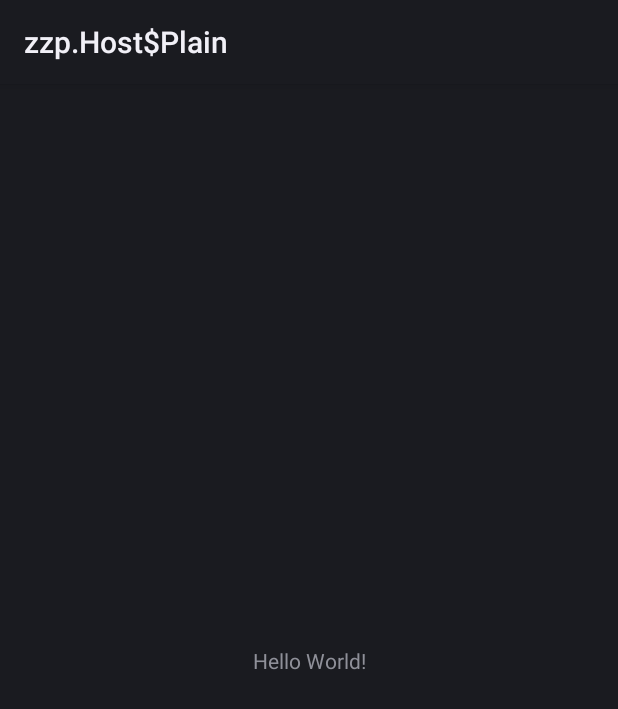
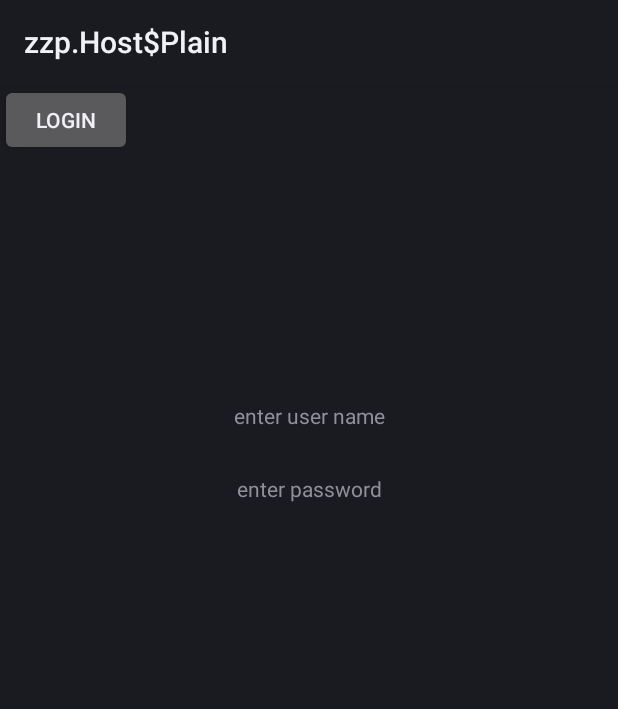
Before and after one commit to chenHam/Cuntada_App, an Android app: the layout activity_main.xml on its own in the app's theme, with its tools: preview values and no code run, on a phone screen of 412 x 824 dp. Shown: the top 709 px of the screen. Run offline under Robolectric (Android 15) with nearby library versions, the phone set to English and light mode, and no system bars.

Commit message:
initial login activity

```diff
--- a/app/src/main/java/com/example/chen/cuntada_app/app/MainActivity.java
+++ b/app/src/main/java/com/example/chen/cuntada_app/app/MainActivity.java
@@ -2,6 +2,7 @@ package com.example.chen.cuntada_app.app;
 
 import android.support.v7.app.AppCompatActivity;
 import android.os.Bundle;
+
 
 public class MainActivity extends AppCompatActivity {
 
--- a/app/src/main/res/layout/activity_main.xml
+++ b/app/src/main/res/layout/activity_main.xml
@@ -9,10 +9,31 @@
     <TextView
         android:layout_width="wrap_content"
         android:layout_height="wrap_content"
-        android:text="Hello World!"
+        android:text="enter user name"
         app:layout_constraintBottom_toBottomOf="parent"
         app:layout_constraintLeft_toLeftOf="parent"
         app:layout_constraintRight_toRightOf="parent"
-        app:layout_constraintTop_toTopOf="parent" />
+        app:layout_constraintTop_toTopOf="parent"
+        app:layout_constraintVertical_bias="0.282" />
+
+    <TextView
+        android:layout_width="wrap_content"
+        android:layout_height="wrap_content"
+        android:text="enter password"
+        app:layout_constraintBottom_toBottomOf="parent"
+        app:layout_constraintHorizontal_bias="0.501"
+        app:layout_constraintLeft_toLeftOf="parent"
+        app:layout_constraintRight_toRightOf="parent"
+        app:layout_constraintTop_toTopOf="parent"
+        app:layout_constraintVertical_bias="0.347" />
+
+    <Button
+        android:id="@+id/button_login"
+        android:layout_width="wrap_content"
+        android:layout_height="wrap_content"
+        android:onClick="loginButton"
+        android:text="@string/button_login"
+        tools:layout_editor_absoluteX="148dp"
+        tools:layout_editor_absoluteY="329dp" />
 
 </android.support.constraint.ConstraintLayout>
--- a/app/src/main/res/values/strings.xml
+++ b/app/src/main/res/values/strings.xml
@@ -1 +1,3 @@
-<resources></resources>
+<resources>
+    <string name="button_login">Login</string>
+</resources>
```
